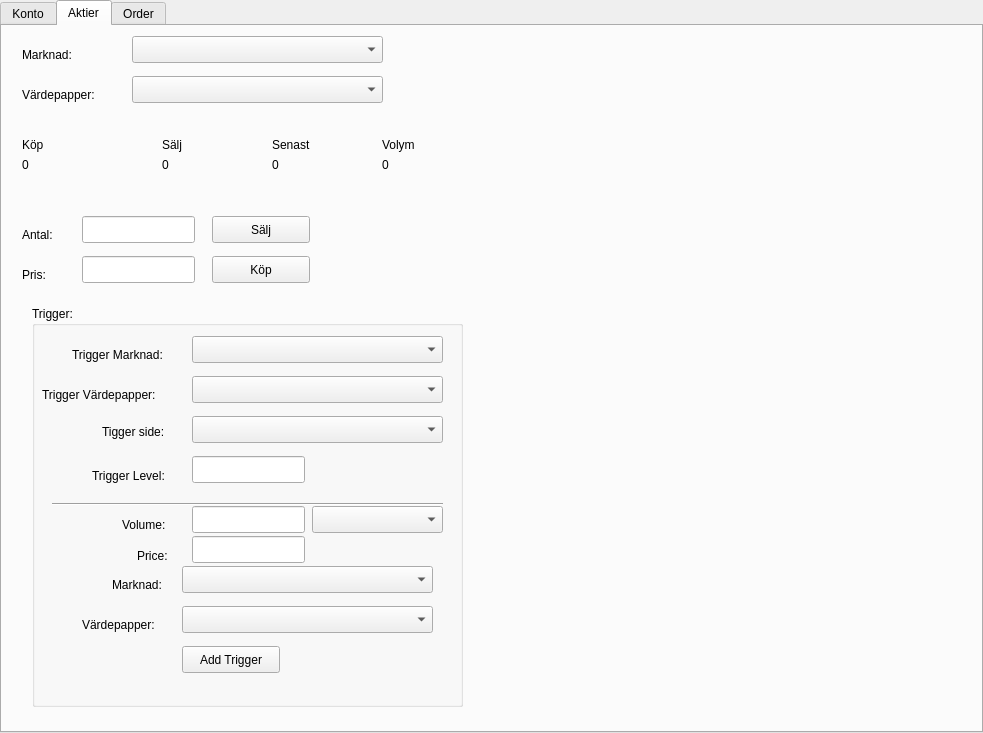
This is plugins/Nordnet/tabwidget.ui in Qt-Widgets/qttrader-stock as Qt 5 draws it before an edit. The edited form follows.
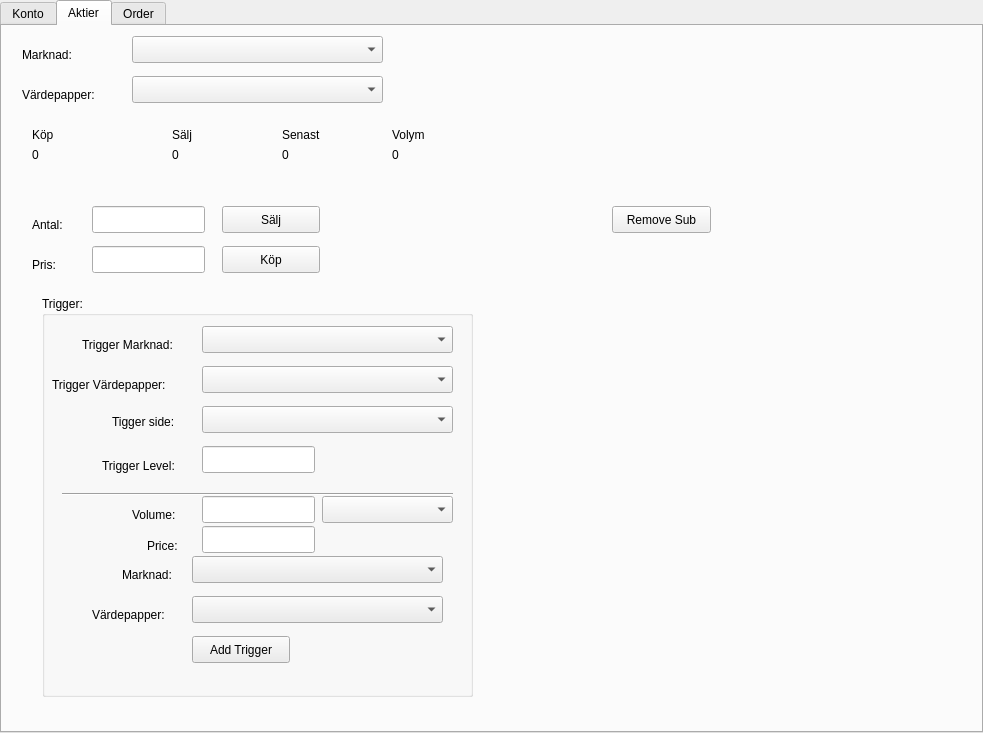
This is the edited form. The open tabs and pages were chosen to show the change.

Diff of the .ui file:
```diff
--- a/plugins/Nordnet/tabwidget.ui
+++ b/plugins/Nordnet/tabwidget.ui
@@ -14,7 +14,7 @@
    <string>TabWidget</string>
   </property>
   <property name="currentIndex">
-   <number>0</number>
+   <number>1</number>
   </property>
   <widget class="QWidget" name="konto">
    <attribute name="title">
@@ -155,50 +155,47 @@
      </rect>
     </property>
    </widget>
-   <widget class="QLabel" name="label_6">
+   <widget class="QPushButton" name="buyButton">
     <property name="geometry">
      <rect>
-      <x>20</x>
-      <y>110</y>
-      <width>66</width>
-      <height>17</height>
+      <x>220</x>
+      <y>220</y>
+      <width>98</width>
+      <height>27</height>
      </rect>
     </property>
     <property name="text">
      <string>Köp</string>
     </property>
    </widget>
-   <widget class="QLabel" name="label_7">
+   <widget class="QLineEdit" name="sum">
     <property name="geometry">
      <rect>
-      <x>160</x>
-      <y>110</y>
-      <width>66</width>
-      <height>17</height>
+      <x>90</x>
+      <y>180</y>
+      <width>113</width>
+      <height>27</height>
      </rect>
     </property>
-    <property name="text">
-     <string>Sälj</string>
-    </property>
    </widget>
-   <widget class="QLabel" name="label_8">
+   <widget class="QLabel" name="label_15">
     <property name="geometry">
      <rect>
-      <x>270</x>
-      <y>110</y>
+      <x>30</x>
+      <y>230</y>
       <width>66</width>
       <height>17</height>
      </rect>
     </property>
     <property name="text">
-     <string>Senast</string>
+     <string>Pris:</string>
     </property>
    </widget>
    <widget class="QLabel" name="label_9">
     <property name="geometry">
      <rect>
-      <x>380</x>
-      <y>110</y>
+      <x>390</x>
+      <y>100</y>
       <width>66</width>
       <height>17</height>
      </rect>
@@ -207,63 +204,34 @@
      <string>Volym</string>
     </property>
    </widget>
-   <widget class="QLabel" name="bid">
+   <widget class="QLabel" name="label_7">
     <property name="geometry">
      <rect>
-      <x>20</x>
-      <y>130</y>
+      <x>170</x>
+      <y>100</y>
       <width>66</width>
       <height>17</height>
      </rect>
     </property>
     <property name="text">
-     <string>0</string>
+     <string>Sälj</string>
     </property>
    </widget>
-   <widget class="QLabel" name="ask">
+   <widget class="QComboBox" name="orderMarketsList">
     <property name="geometry">
      <rect>
-      <x>160</x>
-      <y>130</y>
-      <width>66</width>
-      <height>17</height>
+      <x>190</x>
+      <y>530</y>
+      <width>251</width>
+      <height>27</height>
      </rect>
-    </property>
-    <property name="text">
-     <string>0</string>
-    </property>
-   </widget>
-   <widget class="QLabel" name="latest">
-    <property name="geometry">
-     <rect>
-      <x>270</x>
-      <y>130</y>
-      <width>66</width>
-      <height>17</height>
-     </rect>
-    </property>
-    <property name="text">
-     <string>0</string>
-    </property>
-   </widget>
-   <widget class="QLabel" name="volume">
-    <property name="geometry">
-     <rect>
-      <x>380</x>
-      <y>130</y>
-      <width>66</width>
-      <height>17</height>
-     </rect>
-    </property>
-    <property name="text">
-     <string>0</string>
     </property>
    </widget>
    <widget class="QLabel" name="label_14">
     <property name="geometry">
      <rect>
-      <x>20</x>
-      <y>200</y>
+      <x>30</x>
+      <y>190</y>
       <width>66</width>
       <height>17</height>
      </rect>
@@ -272,25 +240,25 @@
      <string>Antal:</string>
     </property>
    </widget>
-   <widget class="QLabel" name="label_15">
+   <widget class="QLabel" name="label_18">
     <property name="geometry">
      <rect>
-      <x>20</x>
-      <y>240</y>
+      <x>120</x>
+      <y>540</y>
       <width>66</width>
       <height>17</height>
      </rect>
     </property>
     <property name="text">
-     <string>Pris:</string>
+     <string>Marknad:</string>
     </property>
    </widget>
-   <widget class="QLineEdit" name="sum">
+   <widget class="QComboBox" name="orderStocksList">
     <property name="geometry">
      <rect>
-      <x>80</x>
-      <y>190</y>
-      <width>113</width>
+      <x>190</x>
+      <y>570</y>
+      <width>251</width>
       <height>27</height>
      </rect>
     </property>
@@ -298,44 +266,109 @@
    <widget class="QLineEdit" name="price">
     <property name="geometry">
      <rect>
-      <x>80</x>
-      <y>230</y>
+      <x>90</x>
+      <y>220</y>
       <width>113</width>
       <height>27</height>
      </rect>
     </property>
    </widget>
-   <widget class="QPushButton" name="sellButton">
+   <widget class="QLabel" name="bid">
     <property name="geometry">
      <rect>
-      <x>210</x>
-      <y>190</y>
-      <width>98</width>
-      <height>27</height>
+      <x>30</x>
+      <y>120</y>
+      <width>66</width>
+      <height>17</height>
      </rect>
     </property>
     <property name="text">
-     <string>Sälj</string>
+     <string>0</string>
     </property>
    </widget>
-   <widget class="QPushButton" name="buyButton">
+   <widget class="QLabel" name="latest">
     <property name="geometry">
      <rect>
-      <x>210</x>
-      <y>230</y>
+      <x>280</x>
+      <y>120</y>
+      <width>66</width>
+      <height>17</height>
+     </rect>
+    </property>
+    <property name="text">
+     <string>0</string>
+    </property>
+   </widget>
+   <widget class="QLabel" name="label_8">
+    <property name="geometry">
+     <rect>
+      <x>280</x>
+      <y>100</y>
+      <width>66</width>
+      <height>17</height>
+     </rect>
+    </property>
+    <property name="text">
+     <string>Senast</string>
+    </property>
+   </widget>
+   <widget class="QPushButton" name="triggerButton">
+    <property name="geometry">
+     <rect>
+      <x>190</x>
+      <y>610</y>
       <width>98</width>
       <height>27</height>
+     </rect>
+    </property>
+    <property name="text">
+     <string>Add Trigger</string>
+    </property>
+   </widget>
+   <widget class="QLabel" name="label_6">
+    <property name="geometry">
+     <rect>
+      <x>30</x>
+      <y>100</y>
+      <width>66</width>
+      <height>17</height>
      </rect>
     </property>
     <property name="text">
      <string>Köp</string>
     </property>
    </widget>
+   <widget class="QLabel" name="volume">
+    <property name="geometry">
+     <rect>
+      <x>390</x>
+      <y>120</y>
+      <width>66</width>
+      <height>17</height>
+     </rect>
+    </property>
+    <property name="text">
+     <string>0</string>
+    </property>
+   </widget>
+   <widget class="QLabel" name="ask">
+    <property name="geometry">
+     <rect>
+      <x>170</x>
+      <y>120</y>
+      <width>66</width>
+      <height>17</height>
+     </rect>
+    </property>
+    <property name="text">
+     <string>0</string>
+    </property>
+   </widget>
    <widget class="QGroupBox" name="groupBox">
     <property name="geometry">
      <rect>
-      <x>30</x>
-      <y>280</y>
+      <x>40</x>
+      <y>270</y>
       <width>431</width>
       <height>401</height>
      </rect>
@@ -520,44 +553,24 @@
      </property>
     </widget>
    </widget>
-   <widget class="QPushButton" name="triggerButton">
+   <widget class="QPushButton" name="sellButton">
     <property name="geometry">
      <rect>
-      <x>180</x>
-      <y>620</y>
+      <x>220</x>
+      <y>180</y>
       <width>98</width>
       <height>27</height>
      </rect>
     </property>
     <property name="text">
-     <string>Add Trigger</string>
-    </property>
-   </widget>
-   <widget class="QComboBox" name="orderStocksList">
-    <property name="geometry">
-     <rect>
-      <x>180</x>
-      <y>580</y>
-      <width>251</width>
-      <height>27</height>
-     </rect>
-    </property>
-   </widget>
-   <widget class="QComboBox" name="orderMarketsList">
-    <property name="geometry">
-     <rect>
-      <x>180</x>
-      <y>540</y>
-      <width>251</width>
-      <height>27</height>
-     </rect>
+     <string>Sälj</string>
     </property>
    </widget>
    <widget class="QLabel" name="label_17">
     <property name="geometry">
      <rect>
-      <x>80</x>
-      <y>590</y>
+      <x>90</x>
+      <y>580</y>
       <width>91</width>
       <height>17</height>
      </rect>
@@ -566,17 +579,17 @@
      <string>Värdepapper:</string>
     </property>
    </widget>
-   <widget class="QLabel" name="label_18">
+   <widget class="QPushButton" name="removeSubscribtion">
     <property name="geometry">
      <rect>
-      <x>110</x>
-      <y>550</y>
-      <width>66</width>
-      <height>17</height>
+      <x>610</x>
+      <y>180</y>
+      <width>99</width>
+      <height>27</height>
      </rect>
     </property>
     <property name="text">
-     <string>Marknad:</string>
+     <string>Remove Sub</string>
     </property>
    </widget>
   </widget>
@@ -584,19 +597,6 @@
    <attribute name="title">
     <string>Order</string>
    </attribute>
-   <widget class="QPushButton" name="startSub">
-    <property name="geometry">
-     <rect>
-      <x>40</x>
-      <y>40</y>
-      <width>98</width>
-      <height>27</height>
-     </rect>
-    </property>
-    <property name="text">
-     <string>PushButton</string>
-    </property>
-   </widget>
   </widget>
  </widget>
  <tabstops>
```
